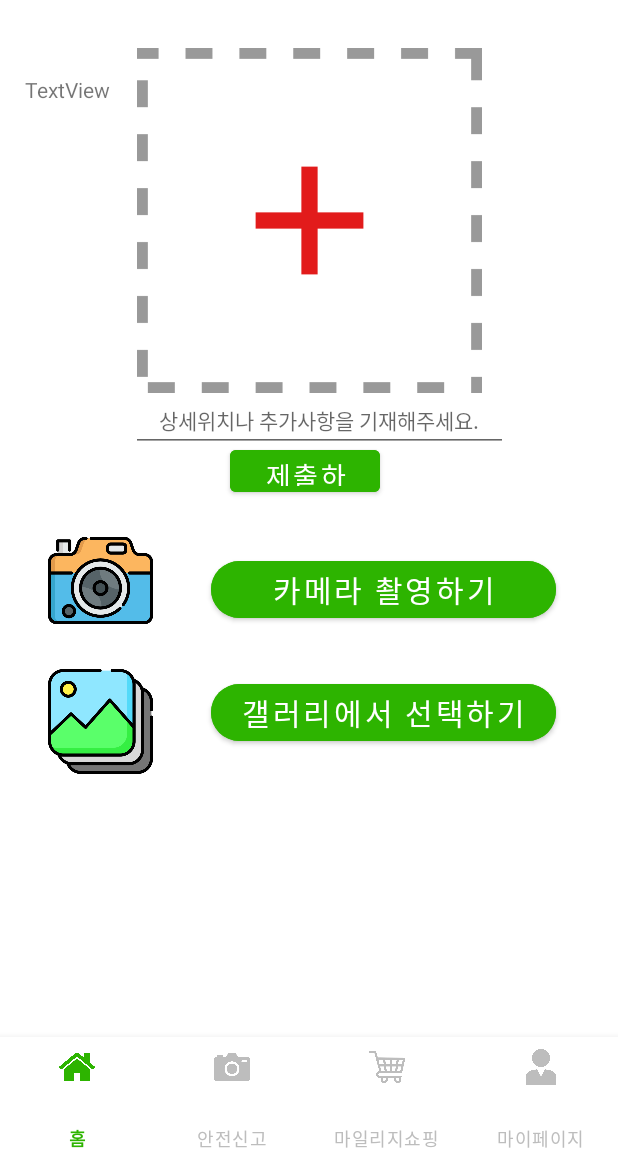
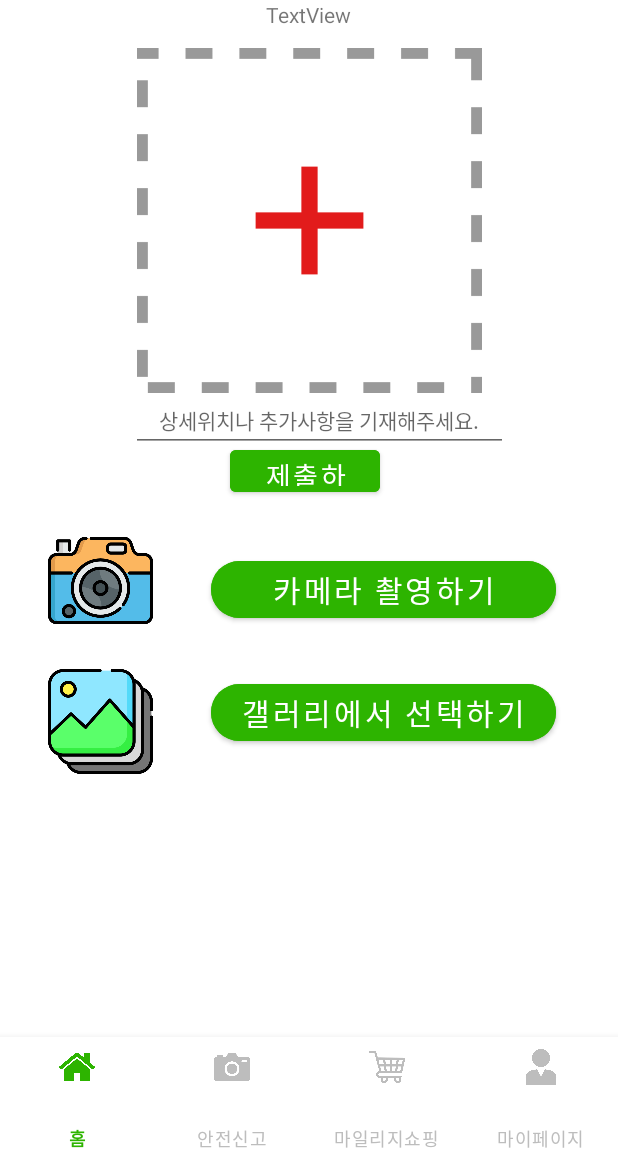
Before and after one commit to manseungchun/SmartCity, an Android app: the fragment Fragment2 placed in its activity, on a phone screen of 412 x 824 dp, the part 75-1236 px from its top. Run offline under Robolectric (Android 15) with nearby library versions, the phone set to English and light mode, and no system bars; our stand-ins replace Volley; pictures from the network do not load; Roboto replaces fonts that are not available here.

Commit message:
사진 업로드 미완성3

```diff
--- a/app/src/main/res/layout/fragment_2.xml
+++ b/app/src/main/res/layout/fragment_2.xml
@@ -159,15 +159,15 @@
         android:id="@+id/testView"
         android:layout_width="wrap_content"
         android:layout_height="wrap_content"
-        android:layout_marginStart="16dp"
-        android:layout_marginTop="50dp"
-        android:layout_marginEnd="17dp"
+        android:layout_marginStart="176dp"
+        android:layout_marginEnd="177dp"
         android:layout_marginBottom="283dp"
         android:text="TextView"
         app:layout_constraintBottom_toTopOf="@+id/imageView5"
-        app:layout_constraintEnd_toStartOf="@+id/imv"
+        app:layout_constraintEnd_toEndOf="parent"
         app:layout_constraintStart_toStartOf="parent"
-        app:layout_constraintTop_toBottomOf="@+id/tvHome" />
+        app:layout_constraintTop_toBottomOf="@+id/tvHome"
+        app:layout_constraintVertical_bias="0.0" />
 
 
 </androidx.constraintlayout.widget.ConstraintLayout>
--- /dev/null
+++ b/app/src/main/res/xml/filepaths.xml
@@ -0,0 +1,6 @@
+<?xml version="1.0" encoding="utf-8"?>
+<paths xmlns:android="http://schemas.android.com/apk/res/android">
+    <external-path
+        name="my_images"
+        path="images/"/>
+</paths>
```
Also changed, not shown: app/src/main/AndroidManifest.xml (+9 -0 lines), app/src/main/java/com/example/app0907/Fragment2.java (+19 -1 lines).
